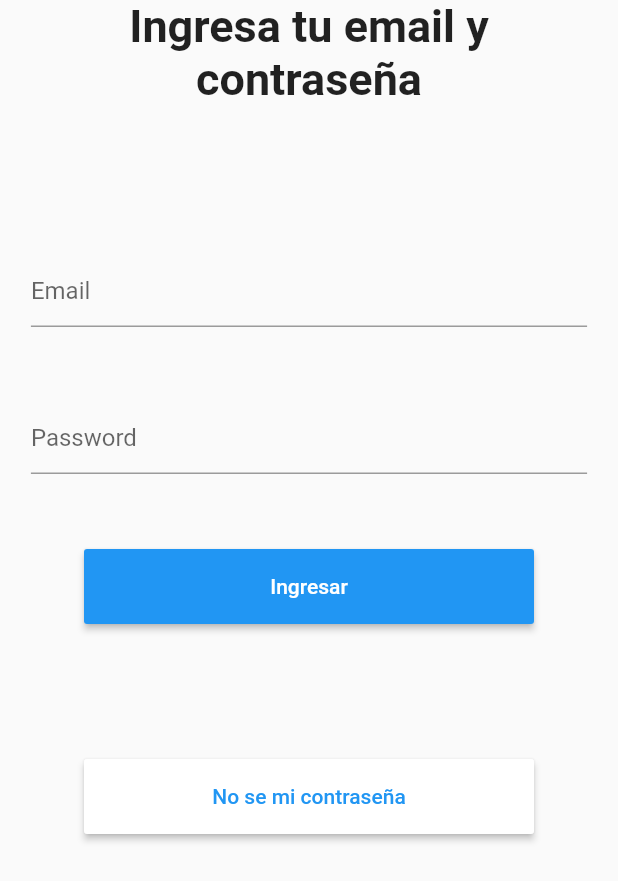
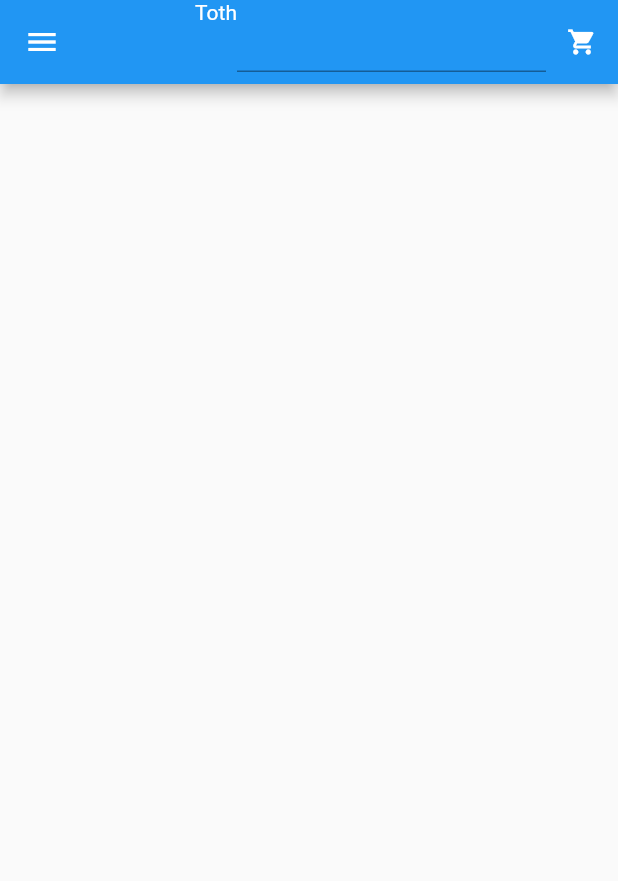
Before and after one commit to ErickCanto/Proyecto_ubicua, a Flutter app: the login screen opened by its route, after a tap on "Ingresar", on a phone screen of 412 x 824 dp. Shown: the top 881 px of the screen. Run offline on Flutter 3.47's test engine with Material 2 defaults, Android fonts, the phone set to English and light mode, and no system bars; our stand-ins replace firebase_core; accounts and stored records are empty.

Commit message:
intendo de maquetado de feed, creo que este proyecto va a doler

```diff
--- /dev/null
+++ b/lib/Feed.dart
@@ -0,0 +1,77 @@
+import 'package:flutter/material.dart';
+import 'package:firebase_core/firebase_core.dart';
+
+class Feed extends StatefulWidget{
+    @override
+    States createState()=> States();
+    //throw UnimplementedError();
+
+}
+
+class States extends State<Feed>
+{
+  final searchcontroller = new TextEditingController();
+
+  @override
+  Widget build(BuildContext context) {
+    return Scaffold(
+        appBar: AppBar(
+            backgroundColor: Colors.blue,
+            titleSpacing: 0,
+            automaticallyImplyLeading: true,
+            actions: [
+              SizedBox(
+                //width: MediaQuery.of(context).size.width*0.5,
+                child: Text("Toth")
+              ),
+              SizedBox(
+                  width: MediaQuery.of(context).size.width*0.5,
+                  child: TextField(controller: searchcontroller)
+              ),
+              IconButton(icon: Icon(Icons.shopping_cart), onPressed: (){},iconSize: 20,)
+            ]
+        ),
+      body:
+        Container(
+          child: ListView(
+            children: [],
+          )
+        ),
+      drawer: Drawer(
+        // Add a ListView to the drawer. This ensures the user can scroll
+        // through the options in the drawer if there isn't enough vertical
+        // space to fit everything.
+        child: ListView(
+          // Important: Remove any padding from the ListView.
+          padding: EdgeInsets.zero,
+          children: <Widget>[
+            DrawerHeader(
+              child: Text('Drawer Header'),
+              decoration: BoxDecoration(
+                color: Colors.yellow,
+              ),
+            ),
+            ListTile(
+              title: Text('Item 1'),
+              onTap: () {
+                // Update the state of the app
+                // ...
+                // Then close the drawer
+                Navigator.pop(context);
+              },
+            ),
+            ListTile(
+              title: Text('Item 2'),
+              onTap: () {
+                // Update the state of the app
+                // ...
+                // Then close the drawer
+                Navigator.pop(context);
+              },
+            ),
+          ],
+        ),
+      ),
+    );
+  }
+}
--- a/lib/login.dart
+++ b/lib/login.dart
@@ -40,7 +40,7 @@ class login extends StatelessWidget
                               ButtonTheme(
                                   minWidth: 300,
                                   child:
-                                  RaisedButton(onPressed: (){Navigator.pushNamed(context, '/Inicio');}, child: Text('Ingresar',style: TextStyle(color: Colors.white)),color: Colors.blue)
+                                  RaisedButton(onPressed: (){Navigator.pushNamed(context, '/feed');}, child: Text('Ingresar',style: TextStyle(color: Colors.white)),color: Colors.blue)
                               )
                           ),
                           SizedBox(height: 90),
--- a/lib/main.dart
+++ b/lib/main.dart
@@ -2,6 +2,7 @@ import 'package:proyecto_ubicua/register.dart';
 
 import 'login.dart';
 import 'package:flutter/material.dart';
+import 'Feed.dart';
 import 'package:firebase_core/firebase_core.dart';
 
 void main() {
@@ -23,6 +24,7 @@ class MyApp extends StatelessWidget {
         '/welcome': (context)=> Welcome(),
         '/login': (context)=>login(),
         '/register': (context)=>register(),
+        '/feed': (context)=>Feed(),
         //'/newacount': (context)=>NewAccount(),
         //'/home': (context)=>Home();
       },
```
